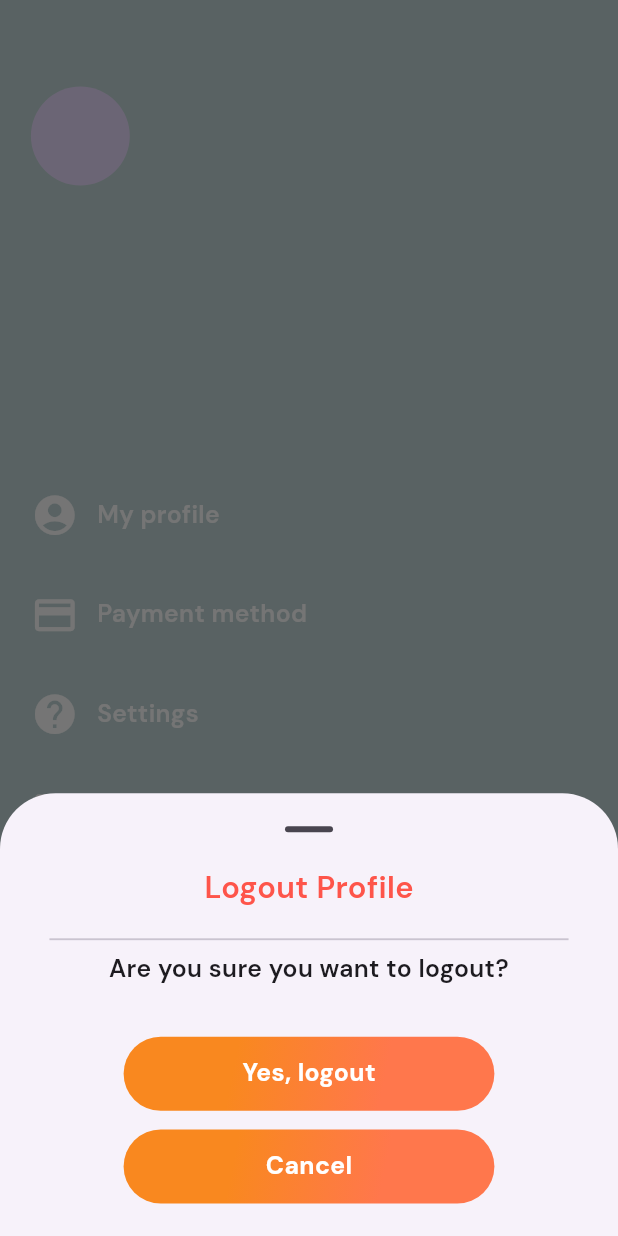
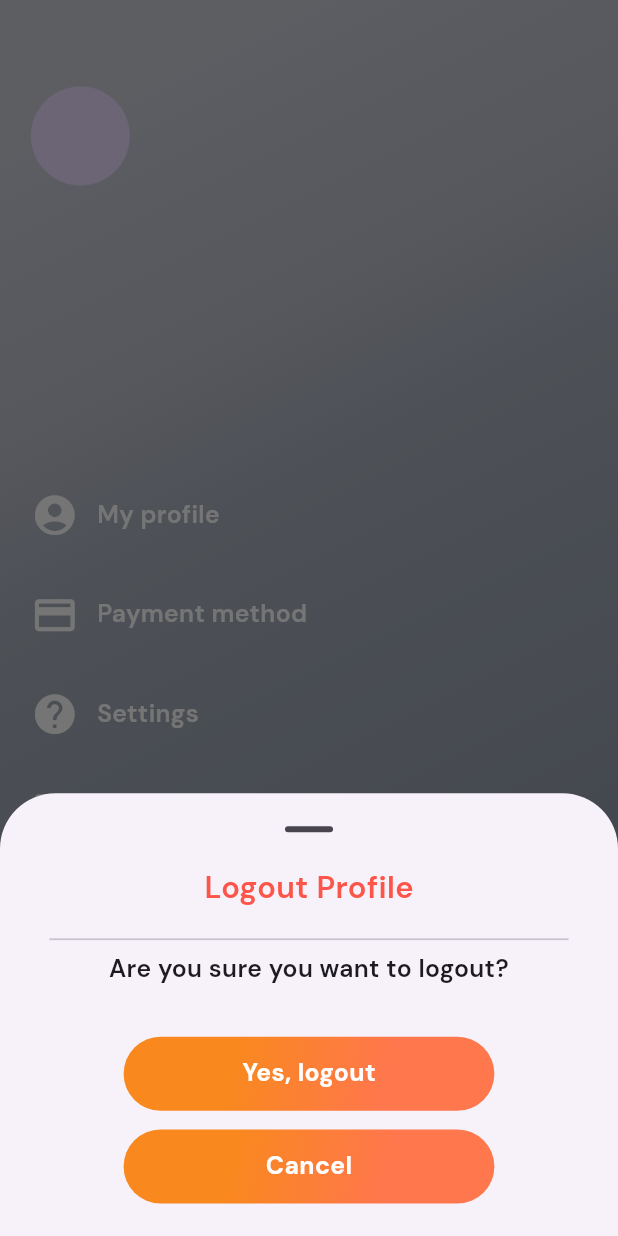
Before and after one commit to myk019/food_app, a Flutter app: the DrawerScreen widget shown alone on an empty page, opened directly, after a tap on "Logout", on a phone screen of 412 x 824 dp. Run offline on Flutter 3.47's test engine with Material 3 defaults, Android fonts, the phone set to English and light mode, and no system bars; our stand-ins replace awesome_bottom_bar, carousel_slider, cloud_firestore, file_picker, firebase_auth, firebase_core and 16 more; missing offline and left inert: dart:ffi, flutter_flip_card, super_banners; accounts and stored records are empty; network calls fail; project files that could hold a hidden picture were left out.

Commit message:
"changed primary color"

```diff
--- a/lib/commons/colours.dart
+++ b/lib/commons/colours.dart
@@ -3,7 +3,8 @@ import 'dart:ui';
 import 'package:flutter/cupertino.dart';
 
 class colors{
-  static const PrimaryColour=Color(0xffFF8D24);
+  static const highlightColor= Color(0xff309990);
+  static const PrimaryColour=Color(0xff536878);
   static const Red=Color(0xffFE554A);
   static const Green=Color(0xff0B735F);
   static const Green2=Color(0xff85BB72);
--- a/lib/feature/streamCategoryApp/screen/search_page.dart
+++ b/lib/feature/streamCategoryApp/screen/search_page.dart
@@ -24,6 +24,7 @@ class _SearchPageState extends ConsumerState<SearchPage> {
   @override
   Widget build(BuildContext context) {
     return Scaffold(
+      backgroundColor: colors.Background,
       body: Container(
         height: h*0.8,
         // color: Colors.red,
--- a/lib/feature/streamCategoryApp/screen/selected_item_page.dart
+++ b/lib/feature/streamCategoryApp/screen/selected_item_page.dart
@@ -219,7 +219,7 @@ class _SelectedItemPageState extends ConsumerState<SelectedItemPage> {
             child: CircleAvatar(
               radius: w * 0.02,
               backgroundColor: colors.White,
-              child: SvgPicture.asset(IconConst.googleIcon),
+              backgroundImage: NetworkImage(userImg)  ,
             ),
           ),
           SizedBox(
@@ -531,7 +531,7 @@ class _SelectedItemPageState extends ConsumerState<SelectedItemPage> {
                       gradient: LinearGradient(
                           colors: [
                             colors.PrimaryColour,
-                            colors.Red.withOpacity(0.9)
+                            colors.PrimaryColour.withOpacity(0.9)
                           ],
                           begin: Alignment.topLeft,
                           end: Alignment.bottomRight,
--- a/lib/navigations/screen/bottom_navigation.dart
+++ b/lib/navigations/screen/bottom_navigation.dart
@@ -246,7 +246,7 @@ class _NavigationPageState extends State<NavigationPage> {
             BottomBarInspiredInside(
               items: items,
               backgroundColor: colors.White,
-              color: colors.PrimaryColour,
+              color: colors.PrimaryColour.withOpacity(0.5),
               colorSelected: colors.White,
               indexSelected: selectIndex,
               onTap: (int index) => setState(() {
--- a/lib/navigations/screen/notification_page.dart
+++ b/lib/navigations/screen/notification_page.dart
@@ -1,4 +1,6 @@
 import 'package:flutter/material.dart';
+
+import '../../commons/colours.dart';
 
 class NotificationPage extends StatefulWidget {
   const NotificationPage({super.key});
@@ -11,6 +13,7 @@ class _NotificationPageState extends State<NotificationPage> {
   @override
   Widget build(BuildContext context) {
     return Scaffold(
+      backgroundColor: colors.Background,
 
     );
   }
--- a/lib/utube/drawer_screen.dart
+++ b/lib/utube/drawer_screen.dart
@@ -58,7 +58,20 @@ class _DrawerScreenState extends State<DrawerScreen> {
       child: Container(
         height: h*1,
        width: w*1,
-       color: colors.Green.withOpacity(0.25),
+        decoration: BoxDecoration(
+          gradient: LinearGradient(
+              colors: [
+                colors.PrimaryColour.withOpacity(0.3),
+                colors.PrimaryColour.withOpacity(0.4),
+                colors.PrimaryColour.withOpacity(0.5),
+                colors.PrimaryColour.withOpacity(0.6),
+                colors.PrimaryColour.withOpacity(0.7),
+              ],
+              begin: Alignment.topLeft,
+              end: Alignment.bottomRight,
+              stops: [0.1,0.3,0.4,0.7,0.8]
+              ),
+        ),
         padding: EdgeInsets.only(top:w*0.14,left: w*0.05,bottom: w*0.05),
         child: Column(
           mainAxisAlignment: MainAxisAlignment.spaceBetween,
```
Also changed, not shown: lib/feature/streamCategoryApp/screen/favourite_page.dart (+22 -14 lines), lib/feature/streamCategoryApp/screen/home_page.dart (+40 -29 lines).
